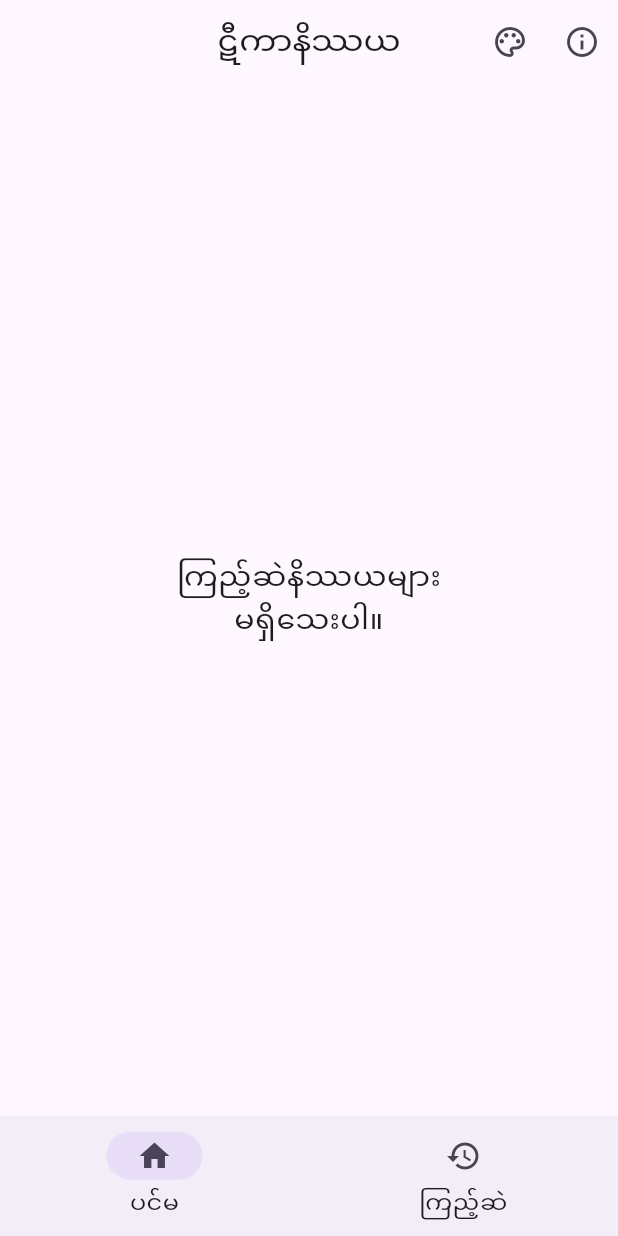
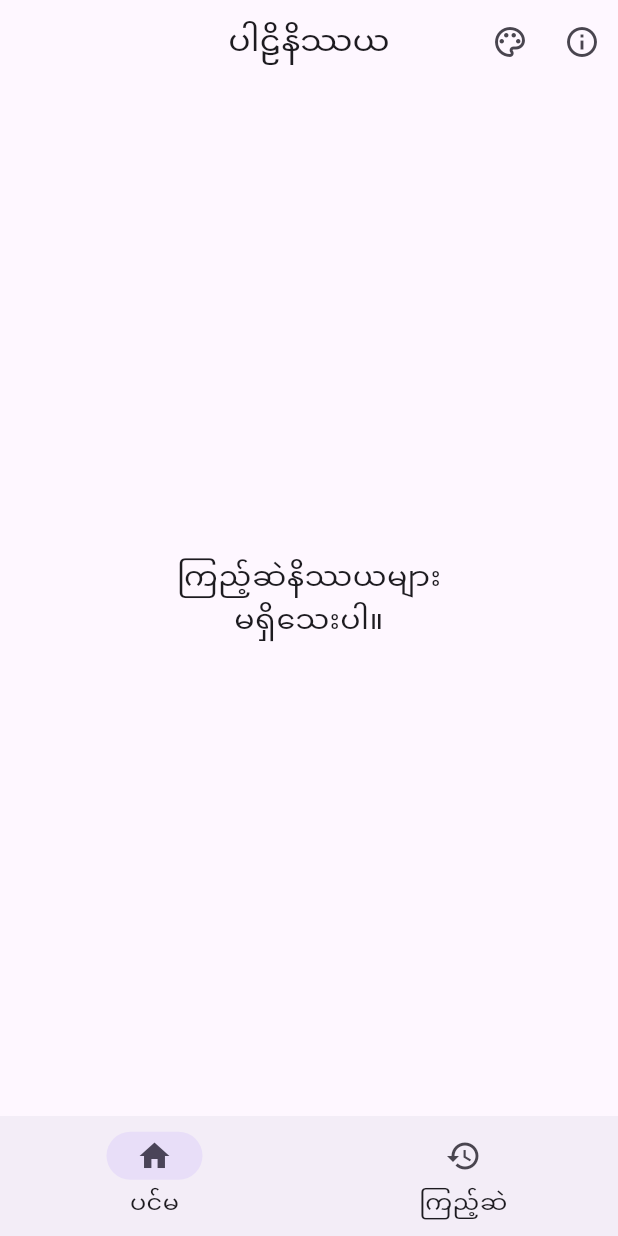
Before and after one commit to pndaza/pali_nissaya_new, a Flutter app: the screen it shows after launch, swiped to page 2, on a phone screen of 412 x 824 dp. Run offline on Flutter 3.47's test engine with Material 3 defaults, Android fonts, the light colour scheme and no system bars; our stand-ins replace app_links, easy_debounce, flutter_riverpod, flutter_widget_from_html_core, freezed_annotation, grouped_list and 6 more; missing offline and left inert: dart:ffi, enum_to_string, just_pdf_viewer, sqlite3, window_manager; accounts and stored records are empty; statements that could not run were skipped.

Commit message:
fix title name

```diff
--- a/lib/screens/home/home_page.dart
+++ b/lib/screens/home/home_page.dart
@@ -49,7 +49,7 @@ class HomeState extends ConsumerState<Home> {
     final themeMode = ref.watch(themeProvider);
     final textScaler = MediaQuery.textScalerOf(context);
     final appBar = AppBar(
-      title: const Text('ဋီကာနိဿယ'),
+      title: const Text('ပါဠိနိဿယ'),
       centerTitle: true,
       actions: _actionButtons(ref, themeMode),
     );
```
